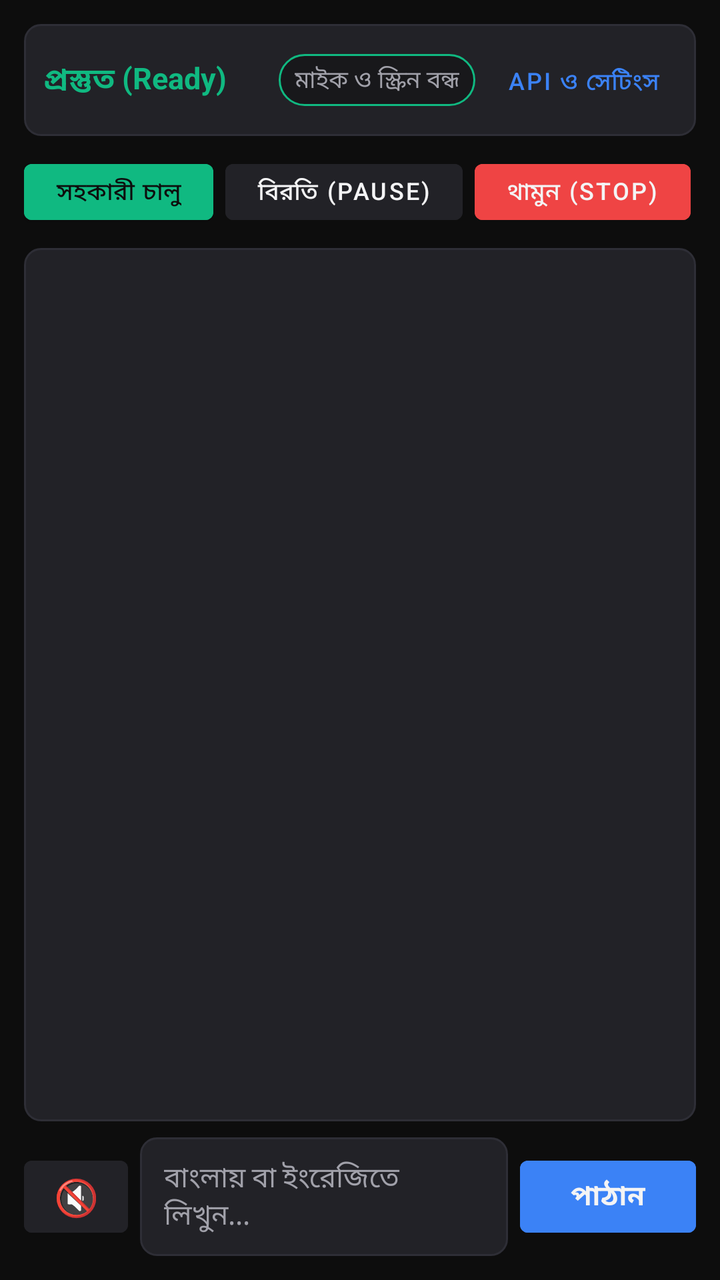
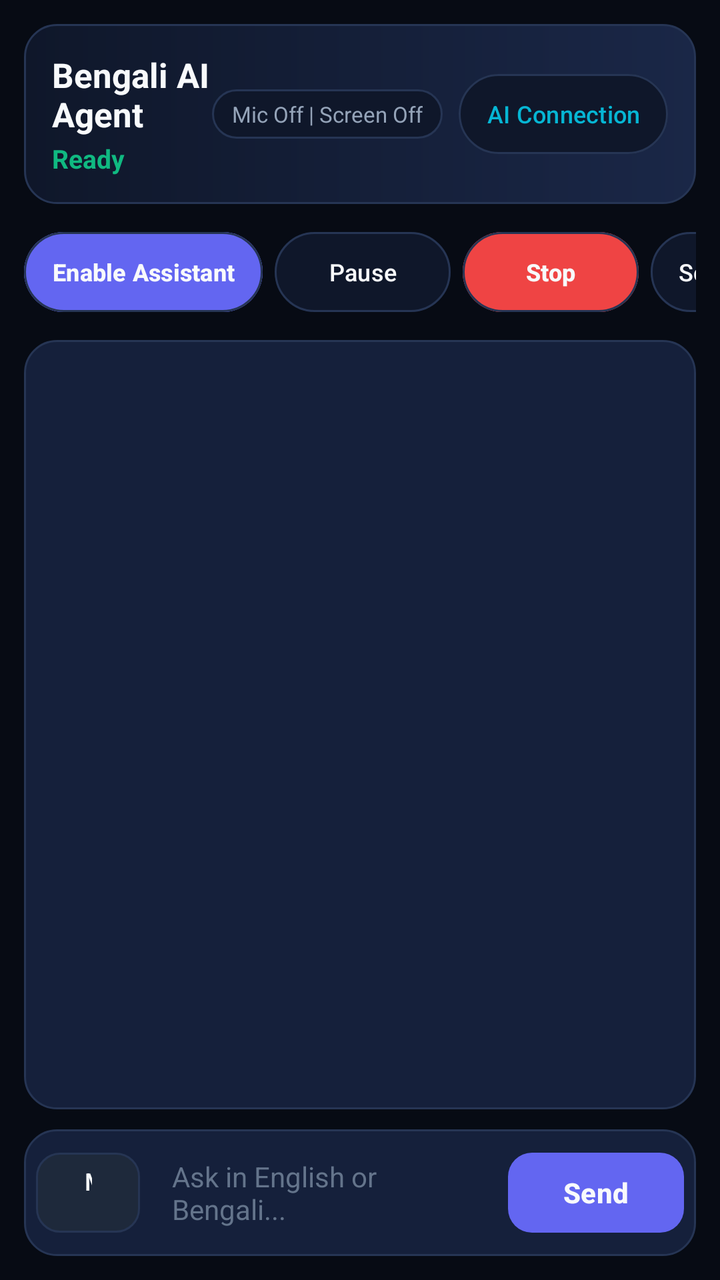

Before-and-after screenshots of an Android layout around one commit, followed by the original layout XML and the change that was made.
<!-- AndroidManifest.xml: application theme Theme.BengaliAgent -->
<!-- res/layout/activity_main.xml -->
<?xml version="1.0" encoding="utf-8"?>
<LinearLayout xmlns:android="http://schemas.android.com/apk/res/android"
    android:layout_width="match_parent"
    android:layout_height="match_parent"
    android:background="@color/bg_black"
    android:orientation="vertical"
    android:padding="12dp">

    
    <LinearLayout
        android:layout_width="match_parent"
        android:layout_height="wrap_content"
        android:background="@drawable/bg_card"
        android:gravity="center_vertical"
        android:orientation="horizontal"
        android:padding="10dp">

        <TextView
            android:id="@+id/tvAgentState"
            android:layout_width="0dp"
            android:layout_height="wrap_content"
            android:layout_weight="1"
            android:text="প্রস্তুত (Ready)"
            android:textColor="@color/accent_green"
            android:textSize="15sp"
            android:textStyle="bold" />

        <TextView
            android:id="@+id/tvPrivacyIndicator"
            android:layout_width="wrap_content"
            android:layout_height="wrap_content"
            android:layout_marginEnd="8dp"
            android:background="@drawable/bg_badge"
            android:paddingHorizontal="8dp"
            android:paddingVertical="4dp"
            android:text="মাইক ও স্ক্রিন বন্ধ"
            android:textColor="@color/text_secondary"
            android:textSize="12sp" />

        <Button
            android:id="@+id/btnOpenSettings"
            style="@style/Widget.MaterialComponents.Button.TextButton"
            android:layout_width="wrap_content"
            android:layout_height="36dp"
            android:text="API ও সেটিংস"
            android:textColor="@color/accent_blue"
            android:textSize="12sp" />
    </LinearLayout>

    
    <HorizontalScrollView
        android:layout_width="match_parent"
        android:layout_height="wrap_content"
        android:layout_marginTop="8dp"
        android:scrollbars="none">

        <LinearLayout
            android:layout_width="wrap_content"
            android:layout_height="wrap_content"
            android:orientation="horizontal">

            <Button
                android:id="@+id/btnToggleAssistant"
                android:layout_width="wrap_content"
                android:layout_height="40dp"
                android:layout_marginEnd="6dp"
                android:backgroundTint="@color/accent_green"
                android:text="সহকারী চালু"
                android:textColor="@color/bg_black"
                android:textSize="12sp" />

            <Button
                android:id="@+id/btnPauseResume"
                android:layout_width="wrap_content"
                android:layout_height="40dp"
                android:layout_marginEnd="6dp"
                android:backgroundTint="@color/bg_card"
                android:text="বিরতি (Pause)"
                android:textColor="@color/text_primary"
                android:textSize="12sp" />

            <Button
                android:id="@+id/btnStopTask"
                android:layout_width="wrap_content"
                android:layout_height="40dp"
                android:layout_marginEnd="6dp"
                android:backgroundTint="@color/accent_red"
                android:text="থামুন (Stop)"
                android:textColor="@color/text_primary"
                android:textSize="12sp" />

            <Button
                android:id="@+id/btnScreenToggle"
                android:layout_width="wrap_content"
                android:layout_height="40dp"
                android:layout_marginEnd="6dp"
                android:backgroundTint="@color/bg_card"
                android:text="স্ক্রিন ভিউ: বন্ধ"
                android:textColor="@color/text_primary"
                android:textSize="12sp" />

            <Button
                android:id="@+id/btnMemoryBrain"
                android:layout_width="wrap_content"
                android:layout_height="40dp"
                android:layout_marginEnd="6dp"
                android:backgroundTint="@color/bg_card"
                android:text="মেমোরি (Brain)"
                android:textColor="@color/accent_green"
                android:textSize="12sp" />

            <Button
                android:id="@+id/btnVoiceSettings"
                android:layout_width="wrap_content"
                android:layout_height="40dp"
                android:layout_marginEnd="6dp"
                android:backgroundTint="@color/bg_card"
                android:text="ভয়েস ও কণ্ঠ"
                android:textColor="@color/accent_blue"
                android:textSize="12sp" />

            <Button
                android:id="@+id/btnMediaStudio"
                android:layout_width="wrap_content"
                android:layout_height="40dp"
                android:layout_marginEnd="6dp"
                android:backgroundTint="@color/bg_card"
                android:text="ভিডিও স্টুডিও"
                android:textColor="@color/text_primary"
                android:textSize="12sp" />

            <Button
                android:id="@+id/btnCodingStudio"
                android:layout_width="wrap_content"
                android:layout_height="40dp"
                android:layout_marginEnd="6dp"
                android:backgroundTint="@color/bg_card"
                android:text="কোডিং ও Termux"
                android:textColor="@color/text_primary"
                android:textSize="12sp" />

            <Button
                android:id="@+id/btnSetupWizard"
                android:layout_width="wrap_content"
                android:layout_height="40dp"
                android:backgroundTint="@color/bg_card"
                android:text="অনুমতি ড্যাশবোর্ড"
                android:textColor="@color/text_secondary"
                android:textSize="12sp" />
        </LinearLayout>
    </HorizontalScrollView>

    
    <androidx.recyclerview.widget.RecyclerView
        android:id="@+id/rvTranscript"
        android:layout_width="match_parent"
        android:layout_height="0dp"
        android:layout_marginTop="8dp"
        android:layout_marginBottom="8dp"
        android:layout_weight="1"
        android:background="@drawable/bg_card"
        android:padding="8dp" />

    
    <LinearLayout
        android:layout_width="match_parent"
        android:layout_height="wrap_content"
        android:gravity="center_vertical"
        android:orientation="horizontal">

        <Button
            android:id="@+id/btnMicToggle"
            android:layout_width="52dp"
            android:layout_height="48dp"
            android:layout_marginEnd="6dp"
            android:backgroundTint="@color/bg_card"
            android:text="🔇"
            android:textSize="18sp" />

        <EditText
            android:id="@+id/etUserInput"
            android:layout_width="0dp"
            android:layout_height="wrap_content"
            android:layout_weight="1"
            android:background="@drawable/bg_card"
            android:hint="বাংলায় বা ইংরেজিতে লিখুন..."
            android:inputType="textMultiLine"
            android:maxLines="4"
            android:minHeight="48dp"
            android:paddingHorizontal="12dp"
            android:paddingVertical="10dp"
            android:textColor="@color/text_primary"
            android:textColorHint="@color/text_secondary"
            android:textSize="14sp" />

        <Button
            android:id="@+id/btnSend"
            android:layout_width="wrap_content"
            android:layout_height="48dp"
            android:layout_marginStart="6dp"
            android:backgroundTint="@color/accent_blue"
            android:text="পাঠান"
            android:textColor="@color/text_primary"
            android:textStyle="bold" />
    </LinearLayout>

</LinearLayout>
<!-- resources referenced by this layout -->
<resources>
  <color name="accent_blue">#3B82F6</color>
  <color name="bg_black">#0D0D0D</color>
  <color name="bg_card">#222227</color>
  <color name="text_primary">#F4F4F5</color>
  <color name="text_secondary">#A1A1AA</color>
  <!-- drawable bg_badge (drawable) -->
  <?xml version="1.0" encoding="utf-8"?>
  <shape xmlns:android="http://schemas.android.com/apk/res/android"
      android:shape="rectangle">
      <solid android:color="@color/bg_surface" />
      <corners android:radius="16dp" />
      <stroke
          android:width="1dp"
          android:color="@color/accent_green" />
  </shape>
  <!-- drawable bg_card (drawable) -->
  <?xml version="1.0" encoding="utf-8"?>
  <shape xmlns:android="http://schemas.android.com/apk/res/android"
      android:shape="rectangle">
      <solid android:color="@color/bg_card" />
      <corners android:radius="8dp" />
      <stroke
          android:width="1dp"
          android:color="@color/divider" />
  </shape>
  <style name="Theme.BengaliAgent" parent="Theme.MaterialComponents.DayNight.NoActionBar">
          <item name="colorPrimary">@color/accent_green</item>
          <item name="colorPrimaryVariant">@color/bg_surface</item>
          <item name="colorOnPrimary">@color/bg_black</item>
          <item name="colorSecondary">@color/accent_blue</item>
          <item name="android:windowBackground">@color/bg_black</item>
          <item name="android:statusBarColor">@color/bg_black</item>
          <item name="android:navigationBarColor">@color/bg_black</item>
          <item name="android:textColorPrimary">@color/text_primary</item>
          <item name="android:textColorSecondary">@color/text_secondary</item>
      </style>
  <color name="bg_surface">#18181B</color>
  <color name="divider">#2E2E36</color>
  <!-- unchanged entries left out for length: 2 -->
</resources>

<!-- the commit's change to res/layout/activity_main.xml (unified diff, before → after) -->
@@ -10,198 +10,204 @@
     <LinearLayout
         android:layout_width="match_parent"
         android:layout_height="wrap_content"
+        android:background="@drawable/bg_header_gradient"
+        android:gravity="center_vertical"
+        android:orientation="horizontal"
+        android:padding="14dp">
+
+        <LinearLayout
+            android:layout_width="0dp"
+            android:layout_height="wrap_content"
+            android:layout_weight="1"
+            android:orientation="vertical">
+
+            <TextView
+                android:layout_width="wrap_content"
+                android:layout_height="wrap_content"
+                android:text="@string/app_name"
+                android:textColor="@color/text_primary"
+                android:textSize="17sp"
+                android:textStyle="bold" />
+
+            <TextView
+                android:id="@+id/tvAgentState"
+                android:layout_width="wrap_content"
+                android:layout_height="wrap_content"
+                android:layout_marginTop="2dp"
+                android:text="Ready"
+                android:textColor="@color/accent_green"
+                android:textSize="13sp"
+                android:textStyle="bold" />
+        </LinearLayout>
+
+        <TextView
+            android:id="@+id/tvPrivacyIndicator"
+            android:layout_width="wrap_content"
+            android:layout_height="wrap_content"
+            android:layout_marginEnd="8dp"
+            android:background="@drawable/bg_badge"
+            android:paddingHorizontal="10dp"
+            android:paddingVertical="5dp"
+            android:text="Mic Off | Screen Off"
+            android:textColor="@color/text_secondary"
+            android:textSize="11sp" />
+
+        <Button
+            android:id="@+id/btnOpenSettings"
+            style="@style/Widget.BengaliAgent.Button.Pill"
+            android:layout_width="wrap_content"
+            android:layout_height="48dp"
+            android:text="AI Connection"
+            android:textColor="@color/accent_cyan" />
+    </LinearLayout>
+
+    
+    <HorizontalScrollView
+        android:layout_width="match_parent"
+        android:layout_height="wrap_content"
+        android:layout_marginTop="10dp"
+        android:scrollbars="none">
+
+        <LinearLayout
+            android:layout_width="wrap_content"
+            android:layout_height="wrap_content"
+            android:orientation="horizontal">
+
+            <Button
+                android:id="@+id/btnToggleAssistant"
+                style="@style/Widget.BengaliAgent.Button.Pill"
+                android:layout_width="wrap_content"
+                android:layout_height="48dp"
+                android:layout_marginEnd="6dp"
+                android:backgroundTint="@color/accent_primary"
+                android:text="Enable Assistant"
+                android:textColor="@color/text_primary"
+                android:textStyle="bold" />
+
+            <Button
+                android:id="@+id/btnPauseResume"
+                style="@style/Widget.BengaliAgent.Button.Pill"
+                android:layout_width="wrap_content"
+                android:layout_height="48dp"
+                android:layout_marginEnd="6dp"
+                android:text="Pause" />
+
+            <Button
+                android:id="@+id/btnStopTask"
+                style="@style/Widget.BengaliAgent.Button.Pill"
+                android:layout_width="wrap_content"
+                android:layout_height="48dp"
+                android:layout_marginEnd="6dp"
+                android:backgroundTint="@color/accent_red"
+                android:text="Stop"
+                android:textColor="@color/text_primary"
+                android:textStyle="bold" />
+
+            <Button
+                android:id="@+id/btnScreenToggle"
+                style="@style/Widget.BengaliAgent.Button.Pill"
+                android:layout_width="wrap_content"
+                android:layout_height="48dp"
+                android:layout_marginEnd="6dp"
+                android:text="Screen View: Off" />
+
+            <Button
+                android:id="@+id/btnMemoryBrain"
+                style="@style/Widget.BengaliAgent.Button.Pill"
+                android:layout_width="wrap_content"
+                android:layout_height="48dp"
+                android:layout_marginEnd="6dp"
+                android:text="Memory" />
+
+            <Button
+                android:id="@+id/btnVoiceSettings"
+                style="@style/Widget.BengaliAgent.Button.Pill"
+                android:layout_width="wrap_content"
+                android:layout_height="48dp"
+                android:layout_marginEnd="6dp"
+                android:text="Voice Settings" />
+
+            <Button
+                android:id="@+id/btnMediaStudio"
+                style="@style/Widget.BengaliAgent.Button.Pill"
+                android:layout_width="wrap_content"
+                android:layout_height="48dp"
+                android:layout_marginEnd="6dp"
+                android:text="Video Studio" />
+
+            <Button
+                android:id="@+id/btnCodingStudio"
+                style="@style/Widget.BengaliAgent.Button.Pill"
+                android:layout_width="wrap_content"
+                android:layout_height="48dp"
+                android:layout_marginEnd="6dp"
+                android:text="Coding Studio" />
+
+            <Button
+                android:id="@+id/btnSetupWizard"
+                style="@style/Widget.BengaliAgent.Button.Pill"
+                android:layout_width="wrap_content"
+                android:layout_height="48dp"
+                android:text="Permissions" />
+        </LinearLayout>
+    </HorizontalScrollView>
+
+    
+    <androidx.recyclerview.widget.RecyclerView
+        android:id="@+id/rvTranscript"
+        android:layout_width="match_parent"
+        android:layout_height="0dp"
+        android:layout_marginTop="10dp"
+        android:layout_marginBottom="10dp"
+        android:layout_weight="1"
+        android:background="@drawable/bg_card"
+        android:clipToPadding="false"
+        android:contentDescription="Conversation transcript"
+        android:padding="10dp" />
+
+    
+    <LinearLayout
+        android:layout_width="match_parent"
+        android:layout_height="wrap_content"
         android:background="@drawable/bg_card"
         android:gravity="center_vertical"
         android:orientation="horizontal"
-        android:padding="10dp">
-
-        <TextView
-            android:id="@+id/tvAgentState"
-            android:layout_width="0dp"
-            android:layout_height="wrap_content"
-            android:layout_weight="1"
-            android:text="প্রস্তুত (Ready)"
-            android:textColor="@color/accent_green"
-            android:textSize="15sp"
-            android:textStyle="bold" />
-
-        <TextView
-            android:id="@+id/tvPrivacyIndicator"
-            android:layout_width="wrap_content"
-            android:layout_height="wrap_content"
-            android:layout_marginEnd="8dp"
-            android:background="@drawable/bg_badge"
-            android:paddingHorizontal="8dp"
-            android:paddingVertical="4dp"
-            android:text="মাইক ও স্ক্রিন বন্ধ"
-            android:textColor="@color/text_secondary"
-            android:textSize="12sp" />
-
-        <Button
-            android:id="@+id/btnOpenSettings"
-            style="@style/Widget.MaterialComponents.Button.TextButton"
-            android:layout_width="wrap_content"
-            android:layout_height="36dp"
-            android:text="API ও সেটিংস"
-            android:textColor="@color/accent_blue"
-            android:textSize="12sp" />
-    </LinearLayout>
-
-    
-    <HorizontalScrollView
-        android:layout_width="match_parent"
-        android:layout_height="wrap_content"
-        android:layout_marginTop="8dp"
-        android:scrollbars="none">
-
-        <LinearLayout
-            android:layout_width="wrap_content"
-            android:layout_height="wrap_content"
-            android:orientation="horizontal">
-
-            <Button
-                android:id="@+id/btnToggleAssistant"
-                android:layout_width="wrap_content"
-                android:layout_height="40dp"
-                android:layout_marginEnd="6dp"
-                android:backgroundTint="@color/accent_green"
-                android:text="সহকারী চালু"
-                android:textColor="@color/bg_black"
-                android:textSize="12sp" />
-
-            <Button
-                android:id="@+id/btnPauseResume"
-                android:layout_width="wrap_content"
-                android:layout_height="40dp"
-                android:layout_marginEnd="6dp"
-                android:backgroundTint="@color/bg_card"
-                android:text="বিরতি (Pause)"
-                android:textColor="@color/text_primary"
-                android:textSize="12sp" />
-
-            <Button
-                android:id="@+id/btnStopTask"
-                android:layout_width="wrap_content"
-                android:layout_height="40dp"
-                android:layout_marginEnd="6dp"
-                android:backgroundTint="@color/accent_red"
-                android:text="থামুন (Stop)"
-                android:textColor="@color/text_primary"
-                android:textSize="12sp" />
-
-            <Button
-                android:id="@+id/btnScreenToggle"
-                android:layout_width="wrap_content"
-                android:layout_height="40dp"
-                android:layout_marginEnd="6dp"
-                android:backgroundTint="@color/bg_card"
-                android:text="স্ক্রিন ভিউ: বন্ধ"
-                android:textColor="@color/text_primary"
-                android:textSize="12sp" />
-
-            <Button
-                android:id="@+id/btnMemoryBrain"
-                android:layout_width="wrap_content"
-                android:layout_height="40dp"
-                android:layout_marginEnd="6dp"
-                android:backgroundTint="@color/bg_card"
-                android:text="মেমোরি (Brain)"
-                android:textColor="@color/accent_green"
-                android:textSize="12sp" />
-
-            <Button
-                android:id="@+id/btnVoiceSettings"
-                android:layout_width="wrap_content"
-                android:layout_height="40dp"
-                android:layout_marginEnd="6dp"
-                android:backgroundTint="@color/bg_card"
-                android:text="ভয়েস ও কণ্ঠ"
-                android:textColor="@color/accent_blue"
-                android:textSize="12sp" />
-
-            <Button
-                android:id="@+id/btnMediaStudio"
-                android:layout_width="wrap_content"
-                android:layout_height="40dp"
-                android:layout_marginEnd="6dp"
-                android:backgroundTint="@color/bg_card"
-                android:text="ভিডিও স্টুডিও"
-                android:textColor="@color/text_primary"
-                android:textSize="12sp" />
-
-            <Button
-                android:id="@+id/btnCodingStudio"
-                android:layout_width="wrap_content"
-                android:layout_height="40dp"
-                android:layout_marginEnd="6dp"
-                android:backgroundTint="@color/bg_card"
-                android:text="কোডিং ও Termux"
-                android:textColor="@color/text_primary"
-                android:textSize="12sp" />
-
-            <Button
-                android:id="@+id/btnSetupWizard"
-                android:layout_width="wrap_content"
-                android:layout_height="40dp"
-                android:backgroundTint="@color/bg_card"
-                android:text="অনুমতি ড্যাশবোর্ড"
-                android:textColor="@color/text_secondary"
-                android:textSize="12sp" />
-        </LinearLayout>
-    </HorizontalScrollView>
-
-    
-    <androidx.recyclerview.widget.RecyclerView
-        android:id="@+id/rvTranscript"
-        android:layout_width="match_parent"
-        android:layout_height="0dp"
-        android:layout_marginTop="8dp"
-        android:layout_marginBottom="8dp"
-        android:layout_weight="1"
-        android:background="@drawable/bg_card"
-        android:padding="8dp" />
-
-    
-    <LinearLayout
-        android:layout_width="match_parent"
-        android:layout_height="wrap_content"
-        android:gravity="center_vertical"
-        android:orientation="horizontal">
+        android:padding="6dp">
 
         <Button
             android:id="@+id/btnMicToggle"
+            style="@style/Widget.BengaliAgent.Button.Secondary"
             android:layout_width="52dp"
             android:layout_height="48dp"
             android:layout_marginEnd="6dp"
-            android:backgroundTint="@color/bg_card"
-            android:text="🔇"
-            android:textSize="18sp" />
+            android:contentDescription="Toggle microphone"
+            android:text="Mic"
+            android:textSize="12sp" />
 
         <EditText
             android:id="@+id/etUserInput"
             android:layout_width="0dp"
             android:layout_height="wrap_content"
             android:layout_weight="1"
-            android:background="@drawable/bg_card"
-            android:hint="বাংলায় বা ইংরেজিতে লিখুন..."
+            android:background="@android:color/transparent"
+            android:hint="Ask in English or Bengali..."
             android:inputType="textMultiLine"
             android:maxLines="4"
             android:minHeight="48dp"
-            android:paddingHorizontal="12dp"
-            android:paddingVertical="10dp"
+            android:paddingHorizontal="10dp"
+            android:paddingVertical="8dp"
             android:textColor="@color/text_primary"
-            android:textColorHint="@color/text_secondary"
+            android:textColorHint="@color/text_muted"
             android:textSize="14sp" />
 
         <Button
             android:id="@+id/btnSend"
+            style="@style/Widget.BengaliAgent.Button.Primary"
             android:layout_width="wrap_content"
             android:layout_height="48dp"
             android:layout_marginStart="6dp"
-            android:backgroundTint="@color/accent_blue"
-            android:text="পাঠান"
-            android:textColor="@color/text_primary"
-            android:textStyle="bold" />
+            android:contentDescription="Send message"
+            android:text="Send" />
     </LinearLayout>
 
 </LinearLayout>
<!-- resource entries referenced after the edit -->
@@ -1,43 +1,97 @@
 <!-- resources referenced by this layout -->
 <resources>
-  <color name="accent_blue">#3B82F6</color>
-  <color name="bg_black">#0D0D0D</color>
-  <color name="bg_card">#222227</color>
-  <color name="text_primary">#F4F4F5</color>
-  <color name="text_secondary">#A1A1AA</color>
+  <color name="accent_cyan">#06B6D4</color>
+  <color name="accent_primary">#6366F1</color>
+  <color name="bg_black">#070B14</color>
+  <color name="text_muted">#64748B</color>
+  <color name="bg_card">#15203B</color>
+  <dimen name="card_radius">16dp</dimen>
+  <dimen name="pill_radius">20dp</dimen>
+  <dimen name="button_radius">12dp</dimen>
+  <dimen name="touch_target_min">48dp</dimen>
+  <color name="bg_card_elevated">#1E293B</color>
+  <color name="text_primary">#F8FAFC</color>
+  <color name="text_secondary">#94A3B8</color>
   <!-- drawable bg_badge (drawable) -->
   <?xml version="1.0" encoding="utf-8"?>
   <shape xmlns:android="http://schemas.android.com/apk/res/android"
       android:shape="rectangle">
       <solid android:color="@color/bg_surface" />
-      <corners android:radius="16dp" />
+      <corners android:radius="20dp" />
       <stroke
           android:width="1dp"
-          android:color="@color/accent_green" />
+          android:color="@color/divider" />
   </shape>
   <!-- drawable bg_card (drawable) -->
   <?xml version="1.0" encoding="utf-8"?>
   <shape xmlns:android="http://schemas.android.com/apk/res/android"
       android:shape="rectangle">
       <solid android:color="@color/bg_card" />
-      <corners android:radius="8dp" />
+      <corners android:radius="@dimen/card_radius" />
       <stroke
           android:width="1dp"
           android:color="@color/divider" />
   </shape>
-  <style name="Theme.BengaliAgent" parent="Theme.MaterialComponents.DayNight.NoActionBar">
-          <item name="colorPrimary">@color/accent_green</item>
-          <item name="colorPrimaryVariant">@color/bg_surface</item>
-          <item name="colorOnPrimary">@color/bg_black</item>
-          <item name="colorSecondary">@color/accent_blue</item>
+  <!-- drawable bg_header_gradient (drawable) -->
+  <?xml version="1.0" encoding="utf-8"?>
+  <shape xmlns:android="http://schemas.android.com/apk/res/android"
+      android:shape="rectangle">
+      <gradient
+          android:angle="0"
+          android:endColor="#1A2747"
+          android:startColor="#0F172A"
+          android:type="linear" />
+      <corners android:radius="@dimen/card_radius" />
+      <stroke
+          android:width="1dp"
+          android:color="@color/divider" />
+  </shape>
+  <string name="app_name">Bengali AI Agent</string>
+  <style name="Widget.BengaliAgent.Button.Pill" parent="Widget.Material3.Button.OutlinedButton">
+          <item name="backgroundTint">@color/bg_surface</item>
+          <item name="android:textColor">@color/text_primary</item>
+          <item name="strokeColor">@color/divider</item>
+          <item name="strokeWidth">1dp</item>
+          <item name="cornerRadius">@dimen/pill_radius</item>
+          <item name="android:minHeight">48dp</item>
+          <item name="android:paddingLeft">14dp</item>
+          <item name="android:paddingRight">14dp</item>
+          <item name="android:textAllCaps">false</item>
+          <item name="android:textSize">12sp</item>
+      </style>
+  <style name="Widget.BengaliAgent.Button.Primary" parent="Widget.Material3.Button">
+          <item name="backgroundTint">@color/accent_primary</item>
+          <item name="android:textColor">@color/text_primary</item>
+          <item name="cornerRadius">@dimen/button_radius</item>
+          <item name="android:minHeight">@dimen/touch_target_min</item>
+          <item name="android:textAllCaps">false</item>
+          <item name="android:textStyle">bold</item>
+      </style>
+  <style name="Widget.BengaliAgent.Button.Secondary" parent="Widget.Material3.Button.TonalButton">
+          <item name="backgroundTint">@color/bg_card_elevated</item>
+          <item name="android:textColor">@color/text_primary</item>
+          <item name="cornerRadius">@dimen/button_radius</item>
+          <item name="strokeColor">@color/divider</item>
+          <item name="strokeWidth">1dp</item>
+          <item name="android:minHeight">@dimen/touch_target_min</item>
+          <item name="android:textAllCaps">false</item>
+      </style>
+  <style name="Theme.BengaliAgent" parent="Theme.Material3.Dark.NoActionBar">
+          <item name="colorPrimary">@color/accent_primary</item>
+          <item name="colorOnPrimary">@color/text_primary</item>
+          <item name="colorSecondary">@color/accent_cyan</item>
+          <item name="colorOnSecondary">@color/bg_black</item>
+          <item name="colorSurface">@color/bg_surface</item>
+          <item name="colorOnSurface">@color/text_primary</item>
+          <item name="colorError">@color/accent_red</item>
           <item name="android:windowBackground">@color/bg_black</item>
           <item name="android:statusBarColor">@color/bg_black</item>
           <item name="android:navigationBarColor">@color/bg_black</item>
           <item name="android:textColorPrimary">@color/text_primary</item>
           <item name="android:textColorSecondary">@color/text_secondary</item>
       </style>
-  <color name="bg_surface">#18181B</color>
-  <color name="divider">#2E2E36</color>
+  <color name="bg_surface">#0F172A</color>
+  <color name="divider">#263554</color>
   <!-- unchanged entries left out for length: 2 -->
 </resources>
 
